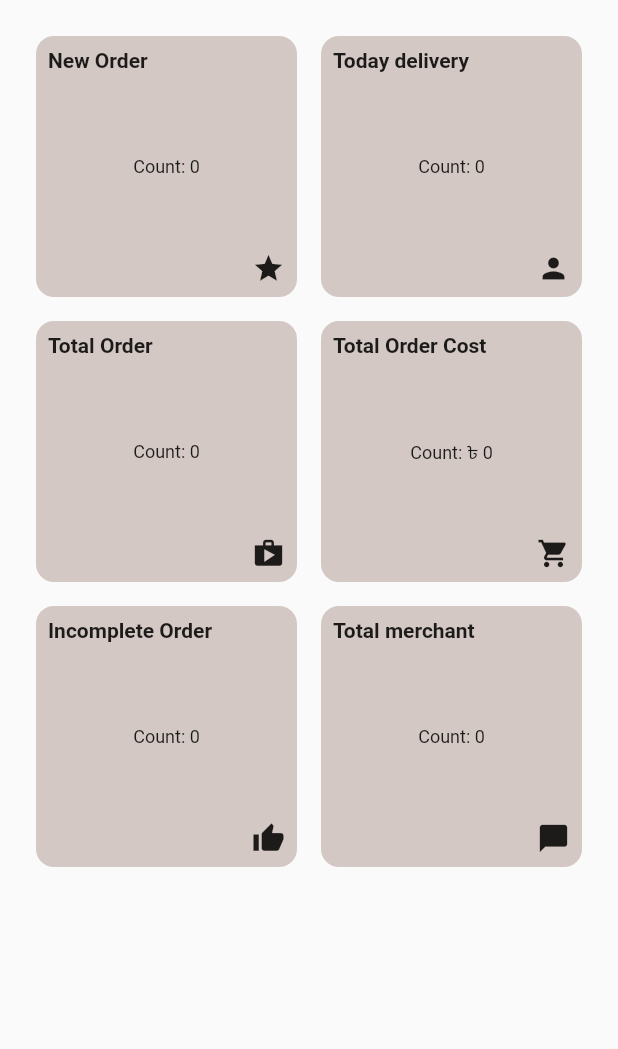
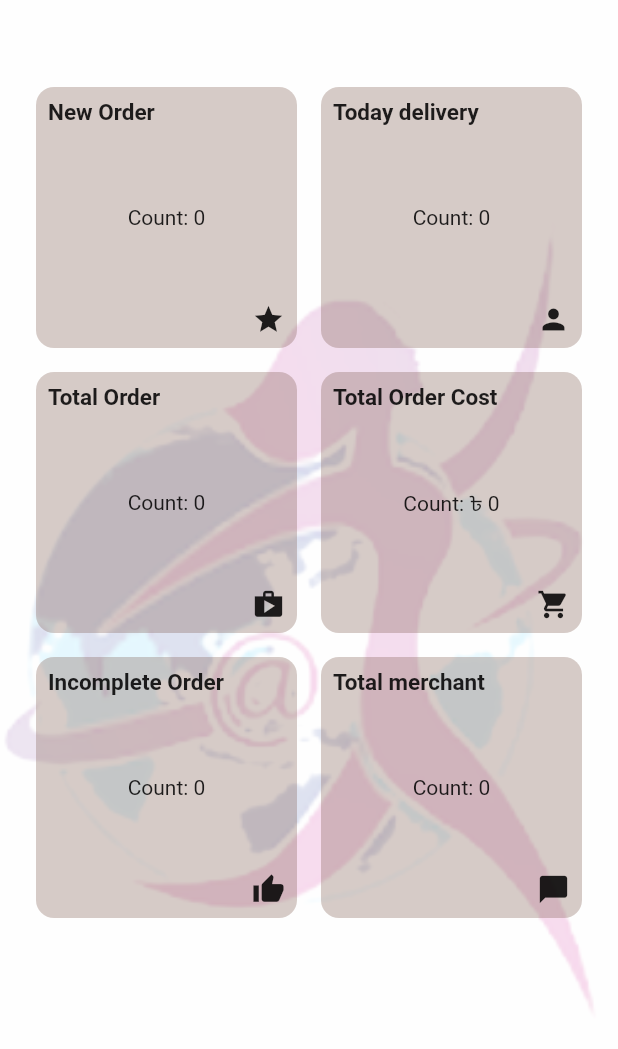
Before and after one commit to SadakatulShakil/Totthoapa-flutter, a Flutter app: the Dashboard widget shown alone on an empty page, opened directly, on a phone screen of 412 x 824 dp. Shown: the top 1049 px of the screen. Run offline on Flutter 3.47's test engine with Material 2 defaults, Android fonts, the phone set to English and light mode, and no system bars; our stand-ins replace geolocator, get, image_picker, permission_handler, shared_preferences; accounts and stored records are empty; network calls fail.

Commit message:
add background image in main screen

```diff
--- a/lib/Screens/main_screen.dart
+++ b/lib/Screens/main_screen.dart
@@ -254,9 +254,29 @@ class Dashboard extends StatelessWidget {
   @override
   Widget build(BuildContext context) {
     final dashboardProvider = Provider.of<DashboardProvider>(context);
-    return GridView.count(
+
+    return Stack(
+      children: [
+        // Background Image
+        Container(
+          decoration: BoxDecoration(
+            image: DecorationImage(
+              image: AssetImage('assets/images/beck_logo.png'), // Replace with your image asset
+              fit: BoxFit.cover,
+            ),
+          ),
+        ),
+
+        // White Shading
+        Container(
+          color: Colors.white.withOpacity(0.85), // Adjust opacity as needed
+        ),
+
+        // Content
+        GridView.count(
           crossAxisCount: 2,
-      padding: EdgeInsets.all(16),
+          shrinkWrap: true,
+          padding: EdgeInsets.only(left: 16, right: 16, bottom: 16, top: 50),
           children: [
             DashboardCard(Icons.star, 'New Order', dashboardProvider.totalPending.toString()),
             DashboardCard(Icons.person, 'Today delivery', dashboardProvider.totalShipped.toString()),
@@ -264,6 +284,8 @@ class Dashboard extends StatelessWidget {
             DashboardCard(Icons.shopping_cart, 'Total Order Cost', '৳ '+dashboardProvider.totalOrderPrice.toString()),
             DashboardCard(Icons.thumb_up, 'Incomplete Order', dashboardProvider.totalProcessing.toString()),
             DashboardCard(Icons.chat_bubble, 'Total merchant', dashboardProvider.totalMerchant.toString()),
+          ],
+        ),
       ],
     );
   }
@@ -299,13 +321,13 @@ class DashboardCard extends StatelessWidget {
             left: 8,
             child: Text(
               name,
-              style: TextStyle(fontSize: 14, fontWeight: FontWeight.bold),
+              style: TextStyle(fontSize: 15, fontWeight: FontWeight.bold),
             ),
           ),
           Center(
             child: Text(
               'Count: $count',
-              style: TextStyle(fontSize: 12),
+              style: TextStyle(fontSize: 14),
               textAlign: TextAlign.center,
             ),
           ),
```
Also changed, not shown: assets/images/beck_logo.png (added). Lines whose indentation alone changed are shown as unchanged.
